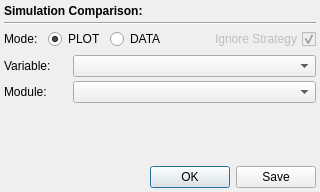
DTOcean/dtocean-app, file designer/low/simcomparison.ui: the form before one commit.
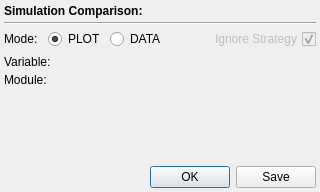
The form after the commit.

Commit message: Use ExtendedComboBox in comparison context and senstivity strategy configurations

Patch:
```diff
--- a/designer/low/simcomparison.ui
+++ b/designer/low/simcomparison.ui
@@ -170,16 +170,6 @@
        </property>
       </widget>
      </item>
-     <item>
-      <widget class="QComboBox" name="varBox">
-       <property name="sizePolicy">
-        <sizepolicy hsizetype="Expanding" vsizetype="Fixed">
-         <horstretch>0</horstretch>
-         <verstretch>0</verstretch>
-        </sizepolicy>
-       </property>
-      </widget>
-     </item>
     </layout>
    </item>
    <item>
@@ -197,16 +187,6 @@
        </property>
       </widget>
      </item>
-     <item>
-      <widget class="QComboBox" name="modBox">
-       <property name="sizePolicy">
-        <sizepolicy hsizetype="Expanding" vsizetype="Fixed">
-         <horstretch>0</horstretch>
-         <verstretch>0</verstretch>
-        </sizepolicy>
-       </property>
-      </widget>
-     </item>
     </layout>
    </item>
    <item>
```
The commit also changes 8 other files.
